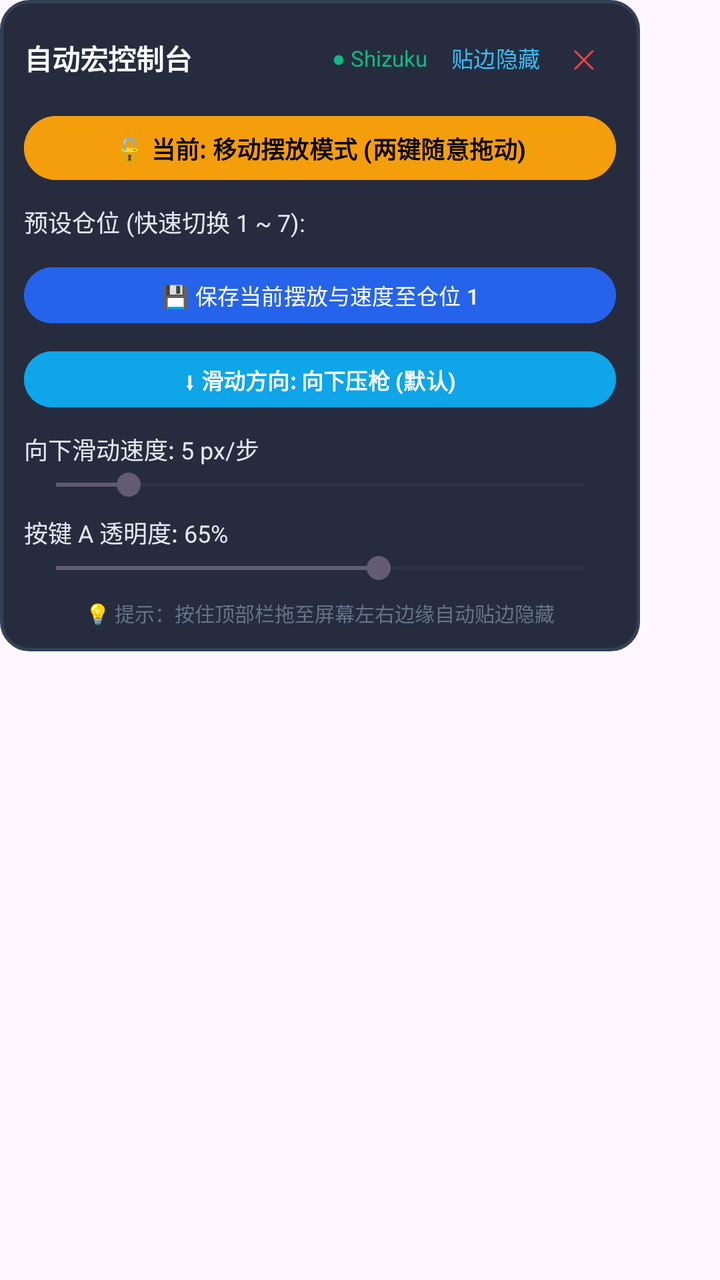
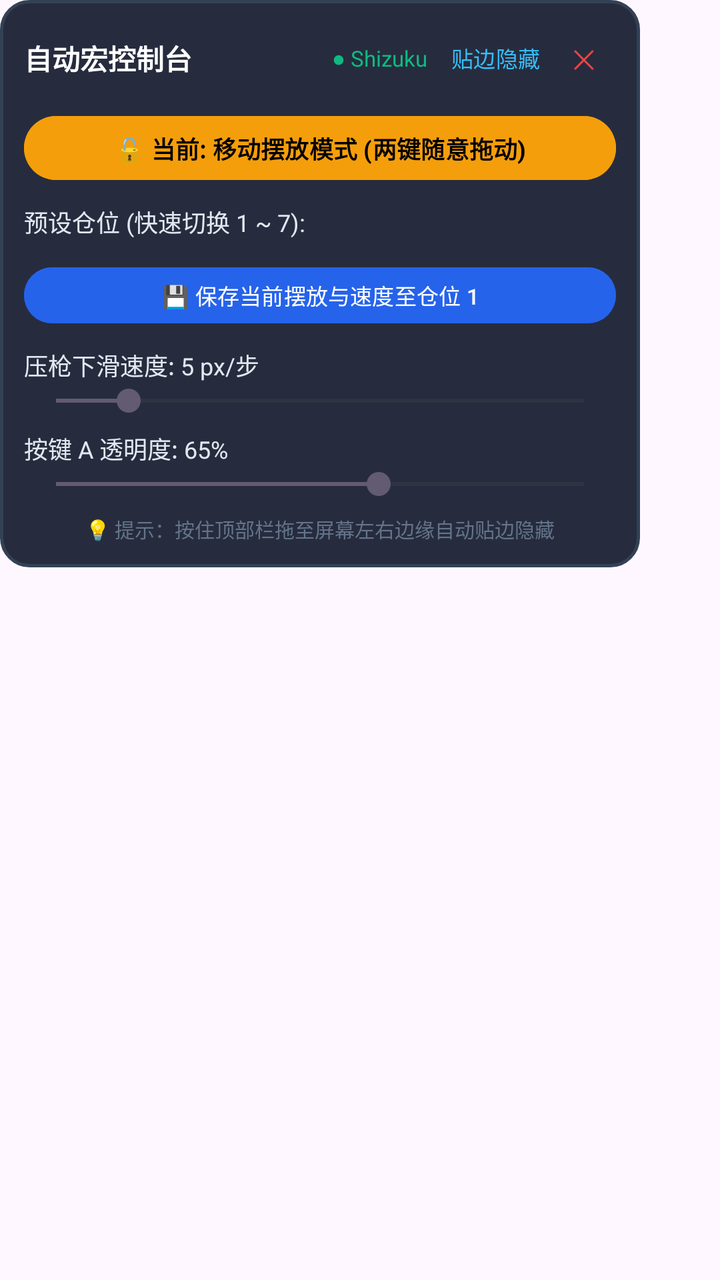

Two renders of the same Android screen: before a commit and after it. Below are the layout's source before the change and the commit's diff.
<!-- AndroidManifest.xml: application theme Theme.AutoMacro -->
<!-- res/layout/layout_floating_control.xml -->
<?xml version="1.0" encoding="utf-8"?>
<FrameLayout xmlns:android="http://schemas.android.com/apk/res/android"
    android:layout_width="wrap_content"
    android:layout_height="wrap_content">

    
    <LinearLayout
        android:id="@+id/layoutEdgeDock"
        android:layout_width="18dp"
        android:layout_height="42dp"
        android:background="@drawable/bg_edge_dock"
        android:gravity="center"
        android:orientation="vertical"
        android:visibility="gone">

        <TextView
            android:id="@+id/tvDockIcon"
            android:layout_width="wrap_content"
            android:layout_height="wrap_content"
            android:text="◀"
            android:textColor="#93C5FD"
            android:textSize="10sp" />
    </LinearLayout>

    
    <LinearLayout
        android:id="@+id/layoutExpanded"
        android:layout_width="320dp"
        android:layout_height="wrap_content"
        android:background="@drawable/bg_control_panel"
        android:orientation="vertical"
        android:padding="12dp">

        
        <LinearLayout
            android:id="@+id/layoutHeader"
            android:layout_width="match_parent"
            android:layout_height="wrap_content"
            android:gravity="center_vertical"
            android:orientation="horizontal">

            <TextView
                android:id="@+id/tvTitle"
                android:layout_width="0dp"
                android:layout_height="wrap_content"
                android:layout_weight="1"
                android:text="自动宏控制台"
                android:textColor="#FFFFFF"
                android:textSize="14sp"
                android:textStyle="bold" />

            <TextView
                android:id="@+id/tvStatusDot"
                android:layout_width="wrap_content"
                android:layout_height="wrap_content"
                android:layout_marginEnd="6dp"
                android:text="● Shizuku"
                android:textColor="#10B981"
                android:textSize="11sp" />

            
            <Button
                android:id="@+id/btnDockEdge"
                style="@style/Widget.Material3.Button.TextButton"
                android:layout_width="wrap_content"
                android:layout_height="34dp"
                android:minWidth="0dp"
                android:paddingHorizontal="6dp"
                android:paddingVertical="0dp"
                android:text="贴边隐藏"
                android:textColor="#38BDF8"
                android:textSize="11sp" />

            
            <Button
                android:id="@+id/btnClose"
                style="@style/Widget.Material3.Button.TextButton"
                android:layout_width="32dp"
                android:layout_height="34dp"
                android:minWidth="0dp"
                android:padding="0dp"
                android:text="✕"
                android:textColor="#EF4444"
                android:textSize="13sp" />
        </LinearLayout>

        
        <Button
            android:id="@+id/btnModeSwitch"
            android:layout_width="match_parent"
            android:layout_height="40dp"
            android:layout_marginTop="8dp"
            android:backgroundTint="#F59E0B"
            android:text="🔓 当前: 移动摆放模式 (两键随意拖动)"
            android:textColor="#000000"
            android:textSize="12sp"
            android:textStyle="bold" />

        
        <TextView
            android:id="@+id/tvSlotHeader"
            android:layout_width="wrap_content"
            android:layout_height="wrap_content"
            android:layout_marginTop="8dp"
            android:text="预设仓位 (快速切换 1 ~ 7):"
            android:textColor="#E2E8F0"
            android:textSize="12sp" />

        <HorizontalScrollView
            android:layout_width="match_parent"
            android:layout_height="wrap_content"
            android:layout_marginTop="4dp"
            android:scrollbars="none">

            <LinearLayout
                android:id="@+id/layoutSlotsContainer"
                android:layout_width="wrap_content"
                android:layout_height="wrap_content"
                android:orientation="horizontal" />
        </HorizontalScrollView>

        
        <Button
            android:id="@+id/btnSavePreset"
            android:layout_width="match_parent"
            android:layout_height="36dp"
            android:layout_marginTop="6dp"
            android:backgroundTint="#2563EB"
            android:text="💾 保存当前摆放与速度至仓位 1"
            android:textColor="#FFFFFF"
            android:textSize="11sp" />

        
        <Button
            android:id="@+id/btnDirectionSwitch"
            android:layout_width="match_parent"
            android:layout_height="36dp"
            android:layout_marginTop="6dp"
            android:backgroundTint="#0EA5E9"
            android:text="⬇ 滑动方向: 向下压枪 (默认)"
            android:textColor="#FFFFFF"
            android:textSize="11sp"
            android:textStyle="bold" />

        
        <LinearLayout
            android:layout_width="match_parent"
            android:layout_height="wrap_content"
            android:layout_marginTop="8dp"
            android:orientation="vertical">

            <TextView
                android:id="@+id/tvSpeedLabel"
                android:layout_width="wrap_content"
                android:layout_height="wrap_content"
                android:text="向下滑动速度: 5 px/步"
                android:textColor="#E2E8F0"
                android:textSize="12sp" />

            <SeekBar
                android:id="@+id/sbSpeed"
                android:layout_width="match_parent"
                android:layout_height="wrap_content"
                android:max="30"
                android:min="1"
                android:progress="5" />
        </LinearLayout>

        
        <LinearLayout
            android:layout_width="match_parent"
            android:layout_height="wrap_content"
            android:layout_marginTop="6dp"
            android:orientation="vertical">

            <TextView
                android:id="@+id/tvAlphaLabel"
                android:layout_width="wrap_content"
                android:layout_height="wrap_content"
                android:text="按键 A 透明度: 65%"
                android:textColor="#E2E8F0"
                android:textSize="12sp" />

            <SeekBar
                android:id="@+id/sbAlpha"
                android:layout_width="match_parent"
                android:layout_height="wrap_content"
                android:max="100"
                android:min="10"
                android:progress="65" />
        </LinearLayout>

        <TextView
            android:layout_width="match_parent"
            android:layout_height="wrap_content"
            android:layout_marginTop="6dp"
            android:gravity="center"
            android:text="💡 提示：按住顶部栏拖至屏幕左右边缘自动贴边隐藏"
            android:textColor="#64748B"
            android:textSize="10sp" />

    </LinearLayout>

</FrameLayout>
<!-- resources referenced by this layout -->
<resources>
  <!-- drawable bg_control_panel (drawable) -->
  <?xml version="1.0" encoding="utf-8"?>
  <shape xmlns:android="http://schemas.android.com/apk/res/android"
      android:shape="rectangle">
      <solid android:color="#E60F172A" />
      <corners android:radius="14dp" />
      <stroke
          android:width="1.5dp"
          android:color="#334155" />
  </shape>
  <!-- drawable bg_edge_dock (drawable) -->
  <?xml version="1.0" encoding="utf-8"?>
  <shape xmlns:android="http://schemas.android.com/apk/res/android"
      android:shape="rectangle">
      <solid android:color="#991E293B" />
      <corners android:radius="8dp" />
      <stroke
          android:width="1dp"
          android:color="#60A5FA" />
  </shape>
  <style name="Theme.AutoMacro" parent="Theme.Material3.DayNight.NoActionBar">
          <item name="colorPrimary">@color/primary</item>
          <item name="android:statusBarColor">@color/background</item>
          <item name="android:navigationBarColor">@color/background</item>
      </style>
  <color name="primary">#2563EB</color>
  <color name="background">#0F172A</color>
</resources>

<!-- the commit's change to res/layout/layout_floating_control.xml (unified diff, before → after) -->
@@ -131,18 +131,6 @@
             android:textSize="11sp" />
 
         
-        <Button
-            android:id="@+id/btnDirectionSwitch"
-            android:layout_width="match_parent"
-            android:layout_height="36dp"
-            android:layout_marginTop="6dp"
-            android:backgroundTint="#0EA5E9"
-            android:text="⬇ 滑动方向: 向下压枪 (默认)"
-            android:textColor="#FFFFFF"
-            android:textSize="11sp"
-            android:textStyle="bold" />
-
-        
         <LinearLayout
             android:layout_width="match_parent"
             android:layout_height="wrap_content"
@@ -153,7 +141,7 @@
                 android:id="@+id/tvSpeedLabel"
                 android:layout_width="wrap_content"
                 android:layout_height="wrap_content"
-                android:text="向下滑动速度: 5 px/步"
+                android:text="压枪下滑速度: 5 px/步"
                 android:textColor="#E2E8F0"
                 android:textSize="12sp" />
 
